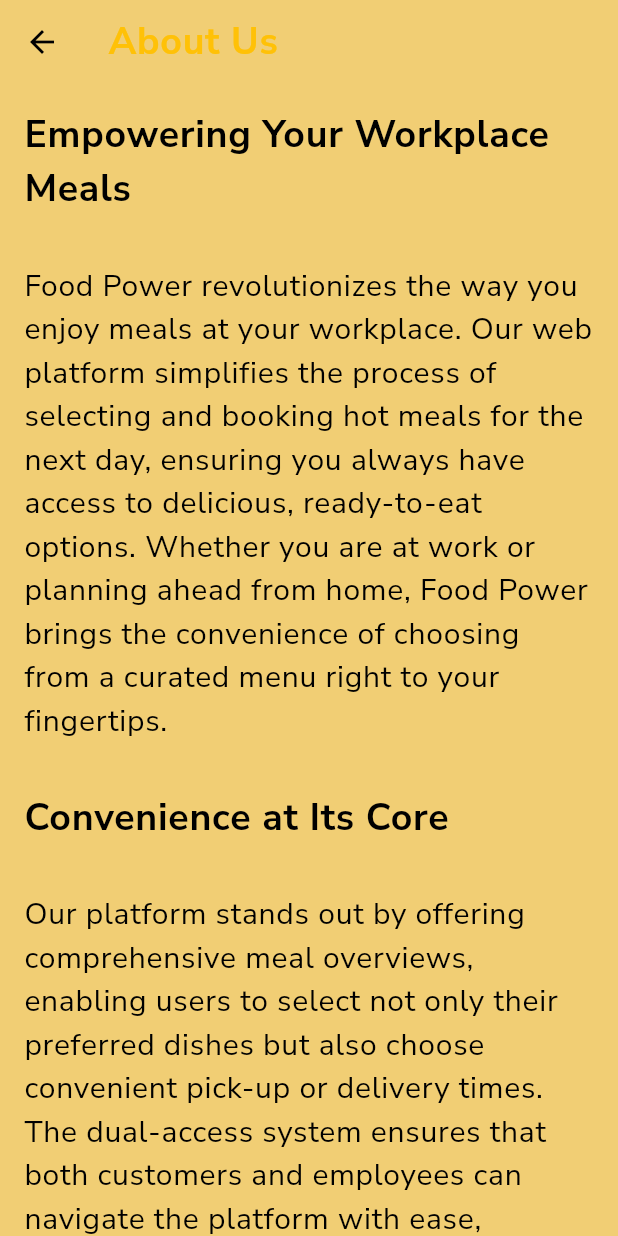
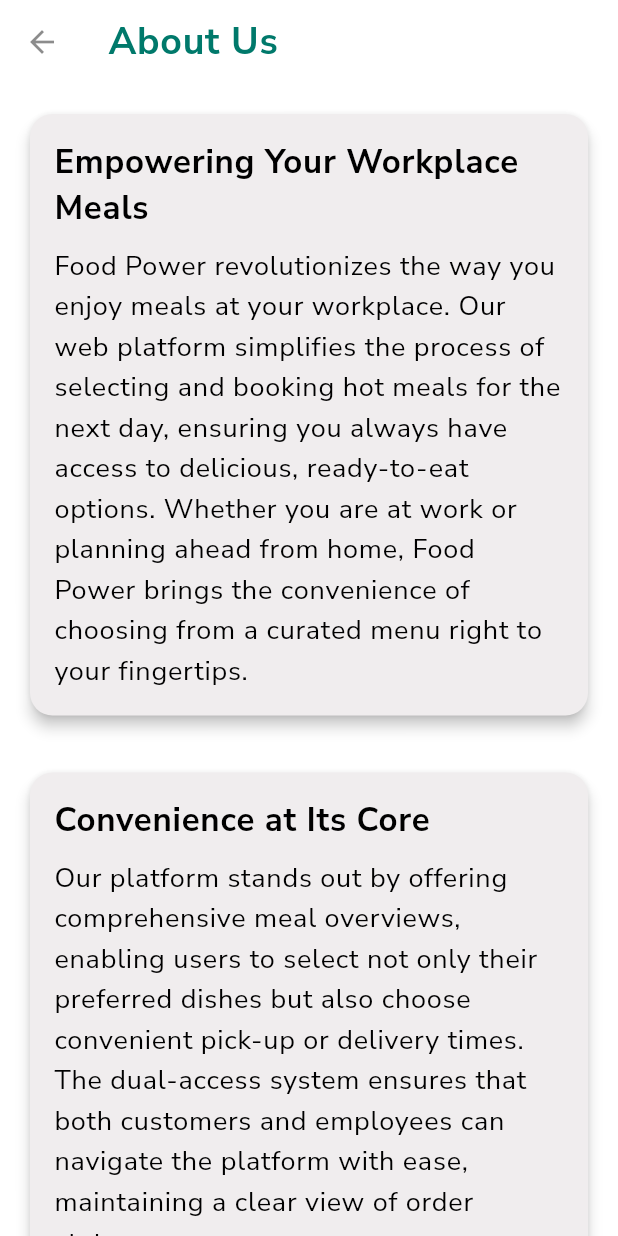
Before and after one commit to mateacvetkovska/fp1, a Flutter app: the AboutUsPage screen opened directly, on a phone screen of 412 x 824 dp. Run offline on Flutter 3.47's test engine with Material 3 defaults, Android fonts, the phone set to English and light mode, and no system bars; our stand-ins replace animated_text_kit, firebase_auth, firebase_core, google_fonts, sqflite; accounts and stored records are empty.

Commit message:
about us page refactored

```diff
--- a/food_power/lib/views/AboutUs.dart
+++ b/food_power/lib/views/AboutUs.dart
@@ -1,65 +1,88 @@
 import 'package:flutter/material.dart';
 import 'package:google_fonts/google_fonts.dart';
+import 'package:food_power/widgets/CustomCard.dart';
 
-class AboutUsPage extends StatelessWidget {
-  Color myColor = Color(0xffF1CE74);
+class AboutUsPage extends StatefulWidget {
+  @override
+  _AboutUsPageState createState() => _AboutUsPageState();
+}
+
+class _AboutUsPageState extends State<AboutUsPage> with TickerProviderStateMixin {
+  late AnimationController _slideControllerLeft;
+  late Animation<Offset> _slideAnimationLeft;
+  late AnimationController _slideControllerRight;
+  late Animation<Offset> _slideAnimationRight;
+
+  @override
+  void initState() {
+    super.initState();
+
+    _slideControllerLeft = AnimationController(
+      duration: const Duration(seconds: 1),
+      vsync: this,
+    );
+    _slideAnimationLeft = Tween<Offset>(begin: Offset(-1.0, 0.0), end: Offset.zero).animate(
+      CurvedAnimation(parent: _slideControllerLeft, curve: Curves.easeInOut),
+    );
+
+    _slideControllerRight = AnimationController(
+      duration: const Duration(seconds: 1),
+      vsync: this,
+    );
+    _slideAnimationRight = Tween<Offset>(begin: Offset(1.0, 0.0), end: Offset.zero).animate(
+      CurvedAnimation(parent: _slideControllerRight, curve: Curves.easeInOut),
+    );
+
+    _slideControllerLeft.forward();
+    _slideControllerRight.forward();
+  }
+
+  @override
+  void dispose() {
+    _slideControllerLeft.dispose();
+    _slideControllerRight.dispose();
+    super.dispose();
+  }
+
   @override
   Widget build(BuildContext context) {
     return Scaffold(
-      backgroundColor:  Color(0xffF1CE74),
+      backgroundColor: Colors.white,
       appBar: AppBar(
         title: Text('About Us', style: GoogleFonts.nunitoSans(
-          textStyle: TextStyle(color: Colors.amber, letterSpacing: .5, fontSize: 25, fontWeight: FontWeight.bold,),)),
+          textStyle: TextStyle(color: Colors.teal[700], letterSpacing: .5, fontSize: 25, fontWeight: FontWeight.bold),
+        )),
         backgroundColor: Colors.transparent,
         elevation: 0,
         foregroundColor: Colors.black,
+        iconTheme: IconThemeData(color: Colors.black45),
       ),
       body: SingleChildScrollView(
+        child: Padding(
+          padding: const EdgeInsets.all(16.0),
           child: Column(
             crossAxisAlignment: CrossAxisAlignment.start,
             children: <Widget>[
-            Padding(
-              padding: const EdgeInsets.all(16.0),
-              child: Text(
-                'Empowering Your Workplace Meals',
-                  style: GoogleFonts.nunitoSans(
-                    textStyle: TextStyle(color: Colors.black, letterSpacing: .5, fontSize: 25, fontWeight: FontWeight.bold,),)
+              SlideTransition(
+                position: _slideAnimationLeft,
+                child: CustomCard(
+                  title: 'Empowering Your Workplace Meals',
+                  text: 'Food Power revolutionizes the way you enjoy meals at your workplace. Our web platform simplifies the process of selecting and booking hot meals for the next day, ensuring you always have access to delicious, ready-to-eat options. Whether you are at work or planning ahead from home, Food Power brings the convenience of choosing from a curated menu right to your fingertips.',
                 ),
               ),
-            Padding(
-              padding: const EdgeInsets.all(16.0),
-              child: Text(
-                'Food Power revolutionizes the way you enjoy meals at your workplace. Our web platform simplifies the process of selecting and booking hot meals for the next day, ensuring you always have access to delicious, ready-to-eat options. Whether you are at work or planning ahead from home, Food Power brings the convenience of choosing from a curated menu right to your fingertips.',
-                  style: GoogleFonts.nunitoSans(
-                    textStyle: TextStyle(color: Colors.black, letterSpacing: .5, fontSize: 20, ),)
+              SizedBox(height: 30),
+              SlideTransition(
+                position: _slideAnimationRight,
+                child: CustomCard(
+                  title: 'Convenience at Its Core',
+                  text: 'Our platform stands out by offering comprehensive meal overviews, enabling users to select not only their preferred dishes but also choose convenient pick-up or delivery times. The dual-access system ensures that both customers and employees can navigate the platform with ease, maintaining a clear view of order statuses.',
                 ),
               ),
-            // You can continue adding more sections here
-            Padding(
-              padding: const EdgeInsets.all(16.0),
-              child: Text(
-                'Convenience at Its Core',
-                  style: GoogleFonts.nunitoSans(
-                    textStyle: TextStyle(color: Colors.black, letterSpacing: .5, fontSize: 25, fontWeight: FontWeight.bold,),)
+              SizedBox(height: 30),
+              Center(child: Image.asset('lib/assets/food-cooker.gif')),
+              // Additional content here
+            ],
           ),
-            ),
-            Padding(
-              padding: const EdgeInsets.all(16.0),
-              child: Text(
-                'Our platform stands out by offering comprehensive meal overviews, enabling users to select not only their preferred dishes but also choose convenient pick-up or delivery times. The dual-access system ensures that both customers and employees can navigate the platform with ease, maintaining a clear view of order statuses.',
-                  style: GoogleFonts.nunitoSans(
-                    textStyle: TextStyle(color: Colors.black, letterSpacing: .5, fontSize: 20,),)
-              ),
-            ),
-            // Include images, videos, or other media to elaborate on your "About Us" narrative
-            Center(
-              child: Padding(
-                padding: const EdgeInsets.all(16.0),
-                child: Image.asset('lib/assets/food.gif'), // Replace with your asset name
-              ),
-            ),
-            // ... additional content ...
-          ],
         ),
       ),
     );
--- /dev/null
+++ b/food_power/lib/widgets/CustomCard.dart
@@ -0,0 +1,57 @@
+import 'package:flutter/material.dart';
+import 'package:google_fonts/google_fonts.dart';
+
+class CustomCard extends StatelessWidget {
+  final String title;
+  final String text;
+  final Color bgColor;
+
+  const CustomCard({
+    Key? key,
+    required this.title,
+    required this.text,
+    this.bgColor = const Color(0xFFF0EDEE), // A color between white and dirty white
+  }) : super(key: key);
+
+  @override
+  Widget build(BuildContext context) {
+    return Card(
+      shape: RoundedRectangleBorder(
+        borderRadius: BorderRadius.circular(15.0),
+      ),
+      color: bgColor,
+      elevation: 4,
+      child: Padding(
+        padding: const EdgeInsets.all(16.0),
+        child: Column(
+          crossAxisAlignment: CrossAxisAlignment.start,
+          children: [
+            Text(
+              title,
+              style: GoogleFonts.nunitoSans(
+                textStyle: TextStyle(
+                  color: Colors.black,
+                  letterSpacing: .5,
+                  fontSize: 22,
+                  fontWeight: FontWeight.bold,
+                ),
+              ),
+            ),
+            SizedBox(height: 10),
+            Text(
+              text,
+              style: GoogleFonts.nunitoSans(
+                textStyle: TextStyle(
+                  color: Colors.black,
+                  letterSpacing: .5,
+                  fontSize: 18,
+                  height: 1.5,
+                ),
+              ),
+            ),
+          ],
+        ),
+      ),
+    );
+  }
+}
```
Also changed, not shown: food_power/lib/assets/food-cooker.gif (added). Lines whose indentation alone changed are shown as unchanged.
